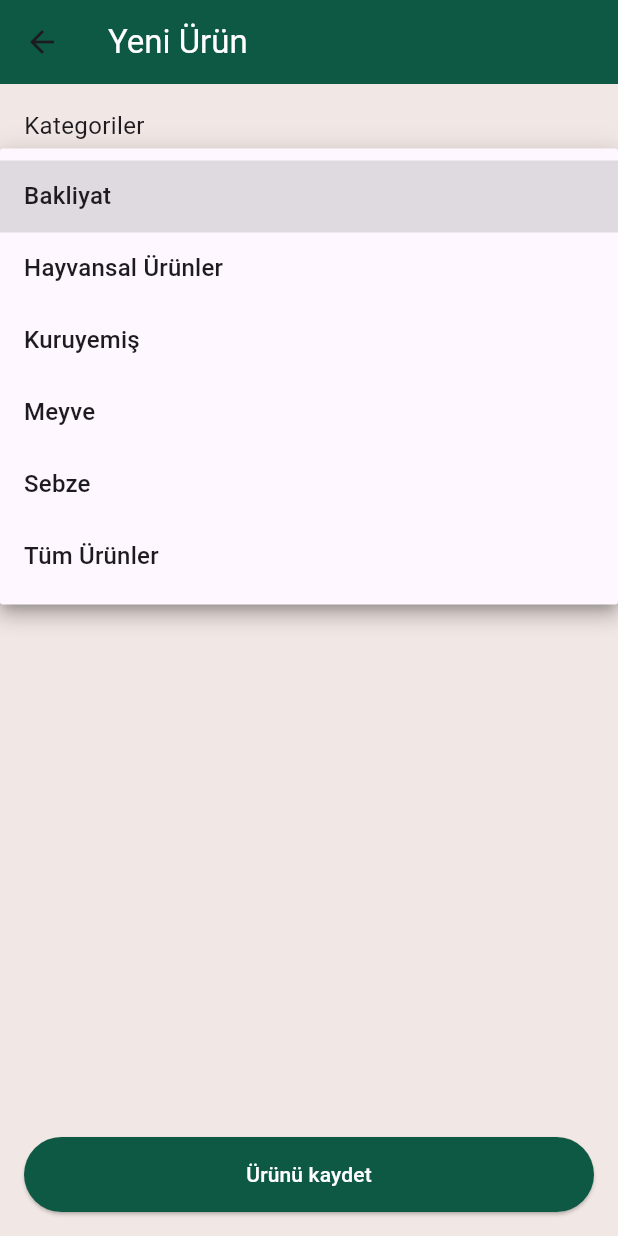
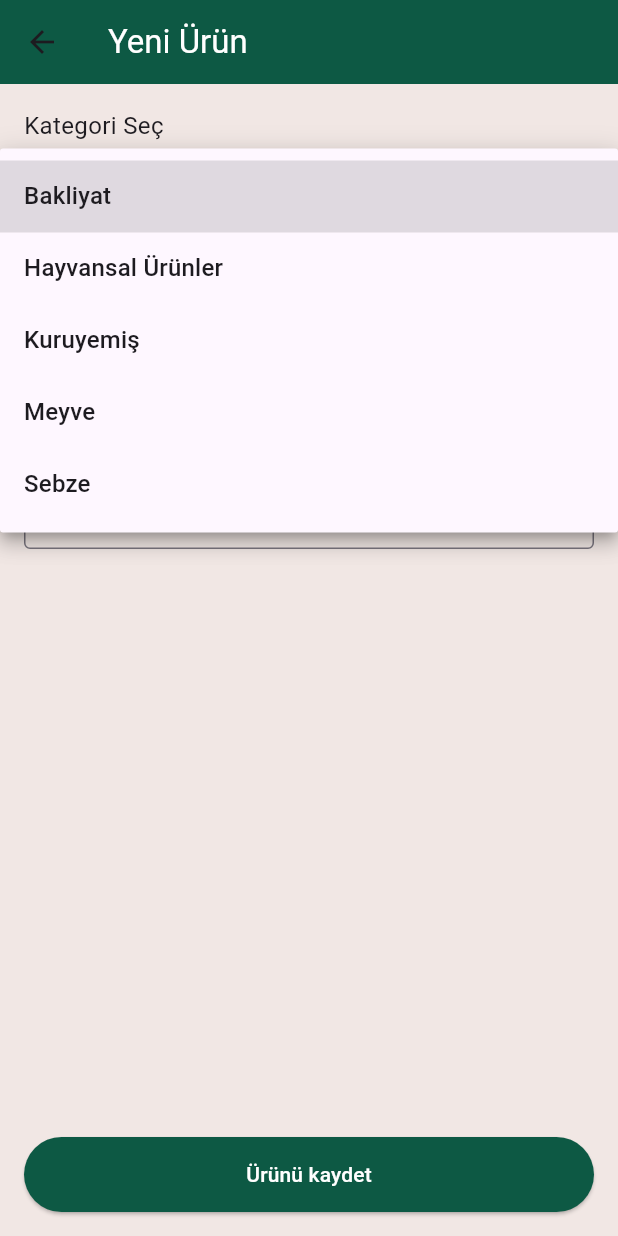
Before and after one commit to amessyrem/emmi, a Flutter app: the NewListingScreen screen opened directly, after a tap on "Kategori seç", on a phone screen of 412 x 824 dp. Run offline on Flutter 3.47's test engine with Material 3 defaults, Android fonts, the phone set to English and light mode, and no system bars; our stand-ins replace cloud_firestore, firebase_auth, firebase_core, lottie; accounts and stored records are empty; statements that could not run were skipped.

```diff
--- a/lib/screens/new_products_screen.dart
+++ b/lib/screens/new_products_screen.dart
@@ -9,33 +9,35 @@ class NewListingScreen extends StatefulWidget {
 
 class _NewListingScreenState extends State<NewListingScreen> {
   String? selectedCategory;
+  String? selectedSubcategory;
   final descriptionController = TextEditingController();
 
-  final List<String> categories = [
-    'Bakliyat', 'Hayvansal Ürünler', 'Kuruyemiş', 'Meyve', 'Sebze', 'Tüm Ürünler',
-  ];
+  final Map<String, List<String>> categoryMap = {
+    'Bakliyat': ['nohut', 'mercimek', 'fasulye', 'barbunya', 'bezelye', 'mısır'],
+    'Hayvansal Ürünler': ['süt', 'yoğurt', 'bal', 'peynir', 'yağ', 'yumurta'],
+    'Kuruyemiş': ['ay çekirdeği', 'ceviz', 'fındık', 'leblebi', 'yer fıstığı', 'badem'],
+    'Meyve': ['elma', 'armut', 'portakal', 'kayısı', 'şeftali', 'çilek'],
+    'Sebze': ['patates', 'domates', 'patlıcan', 'salatalık', 'ıspanak', 'biber'],
+  };
 
   @override
   Widget build(BuildContext context) {
     return Scaffold(
       backgroundColor: Color(0xFFF1E7E4),
-
-
       appBar: AppBar(
-        title: Text('Yeni Ürün' , style: TextStyle(color: Colors.white)),
+        title: Text('Yeni Ürün', style: TextStyle(color: Colors.white)),
         backgroundColor: Color(0xFF0D5944),
       ),
       body: Padding(
         padding: EdgeInsets.all(16),
         child: Column(
-
           crossAxisAlignment: CrossAxisAlignment.start,
           children: [
-            Text('Kategoriler', style: TextStyle(fontSize: 16)),
+            Text('Kategori Seç', style: TextStyle(fontSize: 16)),
             SizedBox(height: 8),
             DropdownButtonFormField<String>(
               value: selectedCategory,
-              items: categories.map((category) {
+              items: categoryMap.keys.map((category) {
                 return DropdownMenuItem(
                   value: category,
                   child: Text(category),
@@ -48,9 +50,33 @@ class _NewListingScreenState extends State<NewListingScreen> {
               onChanged: (value) {
                 setState(() {
                   selectedCategory = value;
+                  selectedSubcategory = null;
                 });
               },
             ),
+            if (selectedCategory != null) ...[
+              SizedBox(height: 16),
+              Text('Alt Kategori Seç', style: TextStyle(fontSize: 16)),
+              SizedBox(height: 8),
+              DropdownButtonFormField<String>(
+                value: selectedSubcategory,
+                items: categoryMap[selectedCategory!]!.map((subcategory) {
+                  return DropdownMenuItem(
+                    value: subcategory,
+                    child: Text(subcategory),
+                  );
+                }).toList(),
+                decoration: InputDecoration(
+                  border: OutlineInputBorder(),
+                  hintText: 'Alt kategori seç',
+                ),
+                onChanged: (value) {
+                  setState(() {
+                    selectedSubcategory = value;
+                  });
+                },
+              ),
+            ],
             SizedBox(height: 24),
             Text('Açıklama', style: TextStyle(fontSize: 16)),
             SizedBox(height: 8),
@@ -69,22 +95,21 @@ class _NewListingScreenState extends State<NewListingScreen> {
               child: ElevatedButton(
                 onPressed: () async {
                   final category = selectedCategory;
+                  final subcategory = selectedSubcategory;
                   final description = descriptionController.text;
-                    final user = FirebaseAuth.instance.currentUser;
 
-                    if (category == null || description.isEmpty) {
+                  if (category == null || subcategory == null || description.isEmpty) {
                     ScaffoldMessenger.of(context).showSnackBar(
-                        SnackBar(content: Text("Lütfen tüm boşlukları doldurunuz.")),
+                      SnackBar(content: Text("Lütfen tüm alanları doldurunuz.")),
                     );
                     return;
                   }
 
                   try {
-
                     await FirebaseFirestore.instance.collection('ilanlar').add({
-
                       'userId': FirebaseAuth.instance.currentUser?.uid,
                       'kategori': category,
+                      'altKategori': subcategory,
                       'aciklama': description,
                       'createdAt': FieldValue.serverTimestamp(),
                     });
@@ -93,9 +118,9 @@ class _NewListingScreenState extends State<NewListingScreen> {
                       SnackBar(content: Text("Ürün başarıyla kaydedildi.")),
                     );
 
-                      // Formu sıfırla
                     setState(() {
                       selectedCategory = null;
+                      selectedSubcategory = null;
                       descriptionController.clear();
                     });
                   } catch (e) {
@@ -107,8 +132,7 @@ class _NewListingScreenState extends State<NewListingScreen> {
                 style: ElevatedButton.styleFrom(
                   backgroundColor: Color(0xFF0D5944),
                 ),
-                child: Text("Ürünü kaydet" ,
-                  style: TextStyle(color: Colors.white)),
+                child: Text("Ürünü kaydet", style: TextStyle(color: Colors.white)),
               ),
             ),
           ],
```
Also changed, not shown: lib/screens/products_screen.dart (+83 -23 lines). Lines whose indentation alone changed are shown as unchanged.
